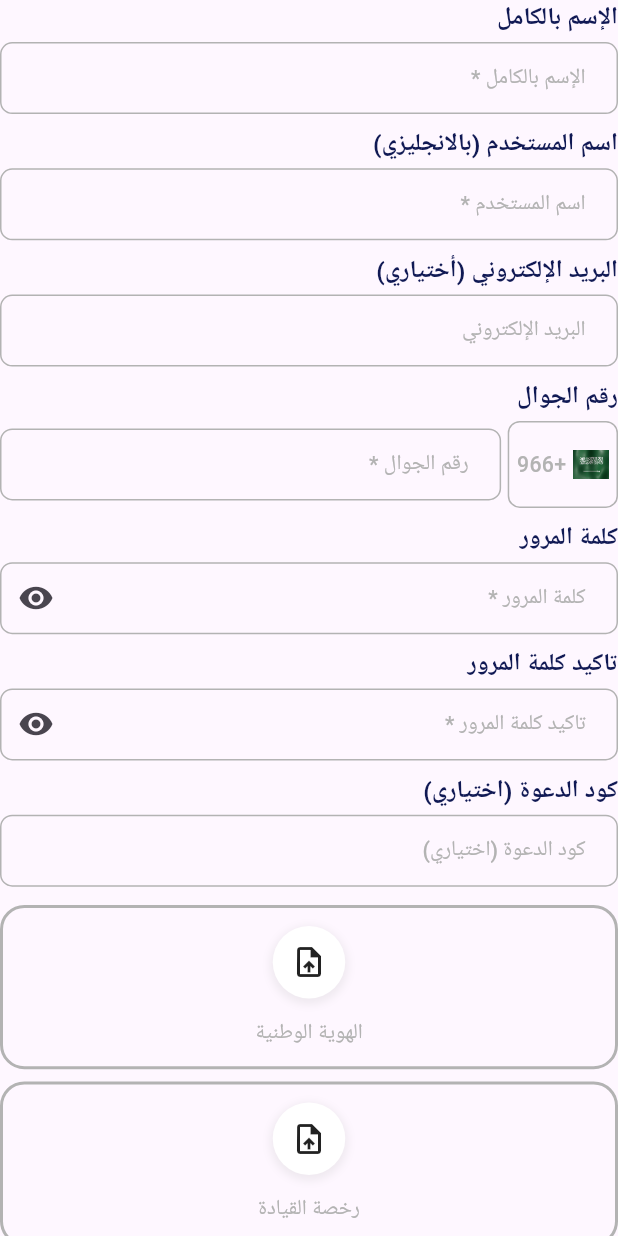
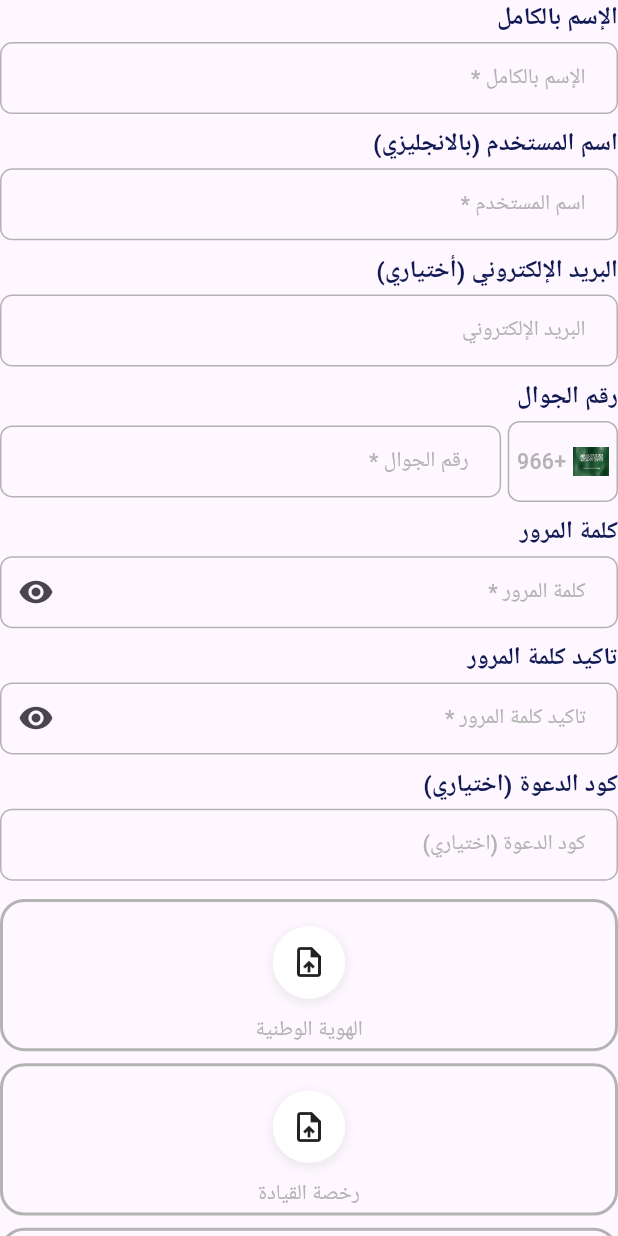
Before and after one commit to ahmedhakeem1599/sas_go, a Flutter app: the DriverRegisterBody widget shown alone on an empty page, opened directly, on a phone screen of 412 x 824 dp. Run offline on Flutter 3.47's test engine with Material 3 defaults, Android fonts, the phone set to English and light mode, and no system bars; our stand-ins replace dio, flutter_screenutil, flutter_secure_storage, get_it, image_picker, pretty_dio_logger and 1 more; accounts and stored records are empty.

Commit message:
Update `UploadCard` component and integrate image removal logic in driver registration.
- Add `red` color to `AppColors`.
- Update `UploadCard` to support a removal action and improved image display using a `Stack` and `Positioned` close icon.
- Adjust `UploadCard` styling, including dynamic height and better image fitting.
- Implement `onRemove` callbacks in `DriverRegisterBody` for national ID, driving license, and truck images.
- Refine padding and layout in `DriverRegisterBody` for better UI consistency.
- Clean up unused imports and formatting in modified files.

```diff
--- a/lib/core/constants/app_colors.dart
+++ b/lib/core/constants/app_colors.dart
@@ -10,5 +10,6 @@ class AppColors {
   /// Neutral
   static const Color black = Color(0xFF000000);
   static const Color white = Color(0xFFFFFFFF);
+  static const Color red = Color(0xFFF04438);
 
 }
--- a/lib/features/auth/pres/widgets/register/driver_register_body.dart
+++ b/lib/features/auth/pres/widgets/register/driver_register_body.dart
@@ -10,7 +10,6 @@ import '../../../../../core/theme/text_styles.dart';
 import '../../../../../shared/app_button.dart';
 import '../../../../../shared/app_text_form_field.dart';
 import '../../../../../shared/upload_card.dart';
-
 
 class DriverRegisterBody extends StatefulWidget {
   const DriverRegisterBody({super.key});
@@ -27,7 +26,8 @@ class _RegisterBodyState extends State<DriverRegisterBody> {
   final TextEditingController _phoneNumberController = TextEditingController();
   final TextEditingController _passController = TextEditingController();
   final TextEditingController _conformPassController = TextEditingController();
-  final TextEditingController _invitationCodeController = TextEditingController();
+  final TextEditingController _invitationCodeController =
+      TextEditingController();
 
   File? nationalIdImage;
   File? drivingLicenseImage;
@@ -50,7 +50,6 @@ class _RegisterBodyState extends State<DriverRegisterBody> {
     _invitationCodeController.dispose();
     super.dispose();
   }
-
 
   @override
   Widget build(BuildContext context) {
@@ -106,7 +105,7 @@ class _RegisterBodyState extends State<DriverRegisterBody> {
             child: Row(
               children: [
                 Container(
-                  padding: EdgeInsets.symmetric(horizontal: 5, vertical: 16),
+                  padding: EdgeInsets.symmetric(horizontal: 5, vertical: 14),
                   decoration: BoxDecoration(
                     borderRadius: BorderRadius.circular(8),
                     border: Border.all(color: AppColors.lightGray, width: 1),
@@ -184,15 +183,18 @@ class _RegisterBodyState extends State<DriverRegisterBody> {
             title: AppStrings.nationalId,
             image: nationalIdImage,
             onTap: () async {
-
               final file = await ImagePickerHelper.pickImage(context);
-
               if (file != null) {
                 setState(() {
                   nationalIdImage = file;
                 });
               }
-              },
+            },
+            onRemove: () {
+              setState(() {
+                nationalIdImage = null;
+              });
+            },
           ),
           verticalSpace(8),
           UploadCard(
@@ -206,7 +208,11 @@ class _RegisterBodyState extends State<DriverRegisterBody> {
                   drivingLicenseImage = file;
                 });
               }
-
+            },
+            onRemove: () {
+              setState(() {
+                drivingLicenseImage = null;
+              });
             },
           ),
           verticalSpace(8),
@@ -214,7 +220,6 @@ class _RegisterBodyState extends State<DriverRegisterBody> {
             title: AppStrings.truckImage,
             image: truckImage,
             onTap: () async {
-
               final img = await ImagePickerHelper.pickImage(context);
 
               if (img != null) {
@@ -222,9 +227,13 @@ class _RegisterBodyState extends State<DriverRegisterBody> {
                   truckImage = img;
                 });
               }
-              },
+            },
+            onRemove: () {
+              setState(() {
+                truckImage = null;
+              });
+            },
           ),
-
 
           verticalSpace(32),
 
@@ -234,7 +243,6 @@ class _RegisterBodyState extends State<DriverRegisterBody> {
             onTap: _createAccount,
             radius: 16,
           ),
-
         ],
       ),
     );
--- a/lib/shared/upload_card.dart
+++ b/lib/shared/upload_card.dart
@@ -1,17 +1,17 @@
 import 'dart:io';
-
 import 'package:flutter/material.dart';
 import 'package:flutter_screenutil/flutter_screenutil.dart';
 import '../core/constants/app_colors.dart';
-import '../core/helper/spacing.dart';
 import '../core/theme/text_styles.dart';
 
 class UploadCard extends StatelessWidget {
   final String title;
   final VoidCallback onTap;
+  final VoidCallback onRemove;
   final IconData icon;
   final File? image;
   final bool isLoading;
+
 
   const UploadCard({
     super.key,
@@ -20,6 +20,7 @@ class UploadCard extends StatelessWidget {
     this.icon = Icons.upload_file_outlined,
     this.image,
     this.isLoading = false,
+    required this.onRemove,
   });
 
   @override
@@ -28,34 +29,19 @@ class UploadCard extends StatelessWidget {
       onTap: onTap,
       child: Container(
         width: double.infinity,
-        padding: EdgeInsets.symmetric(vertical: 12),
+        height: image == null ? 100.h : 200.h,
+        padding: EdgeInsets.symmetric(vertical: 6 , horizontal: 6),
         decoration: BoxDecoration(
           borderRadius: BorderRadius.circular(16.r),
-          border: Border.all(
-            color: AppColors.lightGray,
-            width: 2,
+          border: Border.all(color: AppColors.lightGray, width: 2),
         ),
-        ),
-        child: Column(
+        child: image == null
+            ? Column(
                 mainAxisSize: MainAxisSize.min,
                 children: [
-
-            /// لو في صورة
-            if (image != null)
-              ClipRRect(
-                borderRadius: BorderRadius.circular(12.r),
-                child: Image.file(
-                  image!,
-                  height: 100.h,
-                  width: 100.w,
-                  fit: BoxFit.cover,
-                ),
-              )
-
-            /// لو مفيش صورة
-            else
                   Container(
                     padding: EdgeInsets.all(12.r),
+                    margin: EdgeInsets.symmetric(vertical: 10.h),
                     decoration: BoxDecoration(
                       shape: BoxShape.circle,
                       color: AppColors.white,
@@ -68,15 +54,32 @@ class UploadCard extends StatelessWidget {
                         ),
                       ],
                     ),
-                child: isLoading ? const CircularProgressIndicator() : Icon(icon),
+                    child: isLoading
+                        ? const CircularProgressIndicator()
+                        : Icon(icon),
                   ),
 
-            verticalSpace(12),
-
-            Text(
-              title,
-              style: TextStyles.font14BlueGeryRegular,
+                  Text(title, style: TextStyles.font14BlueGeryRegular),
+                ],
+              )
+            : Stack(
+               children: [
+                 ClipRRect(
+                   borderRadius: BorderRadius.circular(16.r),
+                   child: Image.file(image!, fit: BoxFit.cover, width: double.infinity),
                  ),
+                 Positioned(
+                   bottom: 20,
+                   right: 20,
+                   child: GestureDetector(
+                     onTap: onRemove,
+                     child: Icon(
+                       Icons.close,
+                       color: AppColors.red,
+                       size: 24.sp,
+                     ),
+                   )
+                 )
                ],
             ),
       ),
```
Lines whose indentation alone changed are shown as unchanged.
